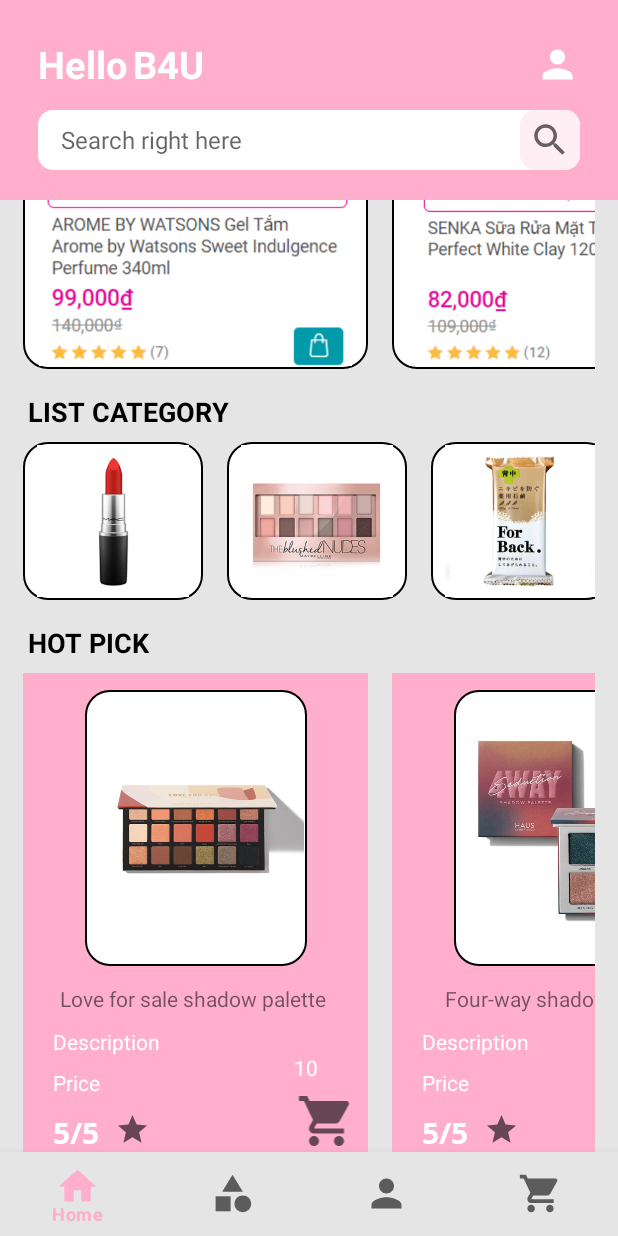
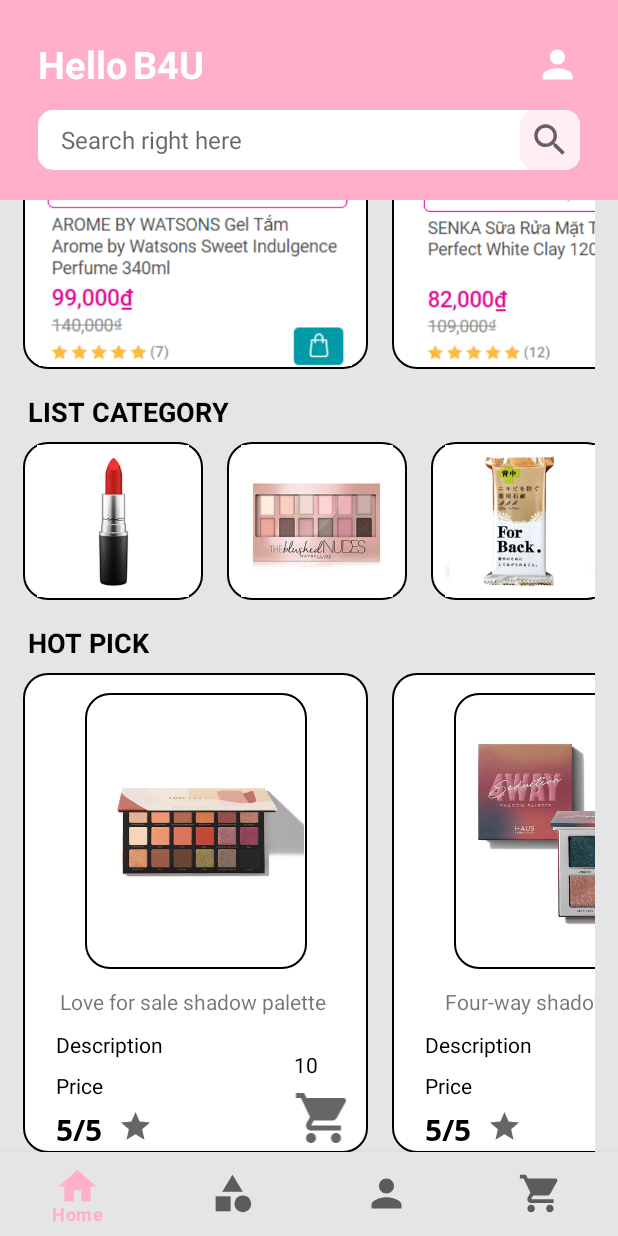
Before and after one commit to nvhieu-04/android-b4u, an Android app: the screen it shows after launch (MainActivity), scrolled down 446 dp, on a phone screen of 412 x 824 dp. Run offline under Robolectric (Android 15) with nearby library versions, the phone set to English and light mode, and no system bars; our stand-ins replace navigation-ui.

Commit message:
update again

```diff
--- a/app/src/main/res/layout/product_viewed_items.xml
+++ b/app/src/main/res/layout/product_viewed_items.xml
@@ -6,7 +6,7 @@
     android:layout_width="230dp"
     android:layout_height="320dp"
     android:layout_marginEnd="16dp"
-    android:background="@color/colorPrimary">
+    android:background="@drawable/border">
 
     <ImageView
         android:id="@+id/img"
@@ -41,7 +41,7 @@
         android:layout_marginStart="20dp"
         android:layout_marginTop="9dp"
         android:text="product_description"
-        android:textColor="@color/design_default_color_background"
+        android:textColor="@color/black"
         app:layout_constraintStart_toStartOf="parent"
         app:layout_constraintTop_toBottomOf="@+id/product_name" />
 
@@ -52,7 +52,7 @@
         android:layout_marginStart="20dp"
         android:layout_marginTop="8dp"
         android:text="price"
-        android:textColor="@color/design_default_color_background"
+        android:textColor="@color/black"
         app:layout_constraintStart_toStartOf="parent"
         app:layout_constraintTop_toBottomOf="@+id/product_description" />
 
@@ -64,7 +64,7 @@
         android:layout_marginEnd="32dp"
         android:layout_marginBottom="6dp"
         android:text="qty"
-        android:textColor="@color/design_default_color_background"
+        android:textColor="@color/black"
         app:layout_constraintBottom_toTopOf="@+id/imageView3"
         app:layout_constraintEnd_toEndOf="parent"
         app:layout_constraintStart_toEndOf="@+id/price" />
@@ -77,7 +77,7 @@
         android:layout_marginBottom="4dp"
         android:fontFamily="@font/open_sans_bold"
         android:text="unit"
-        android:textColor="@color/design_default_color_background"
+        android:textColor="@color/black"
         android:textSize="20sp"
         app:layout_constraintBottom_toBottomOf="parent"
         app:layout_constraintStart_toStartOf="parent" />
```
